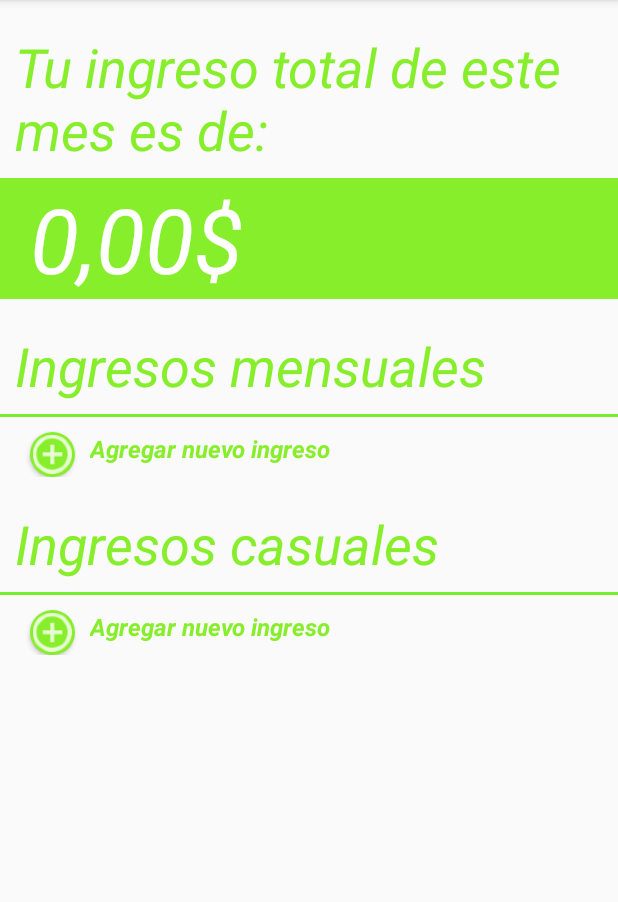
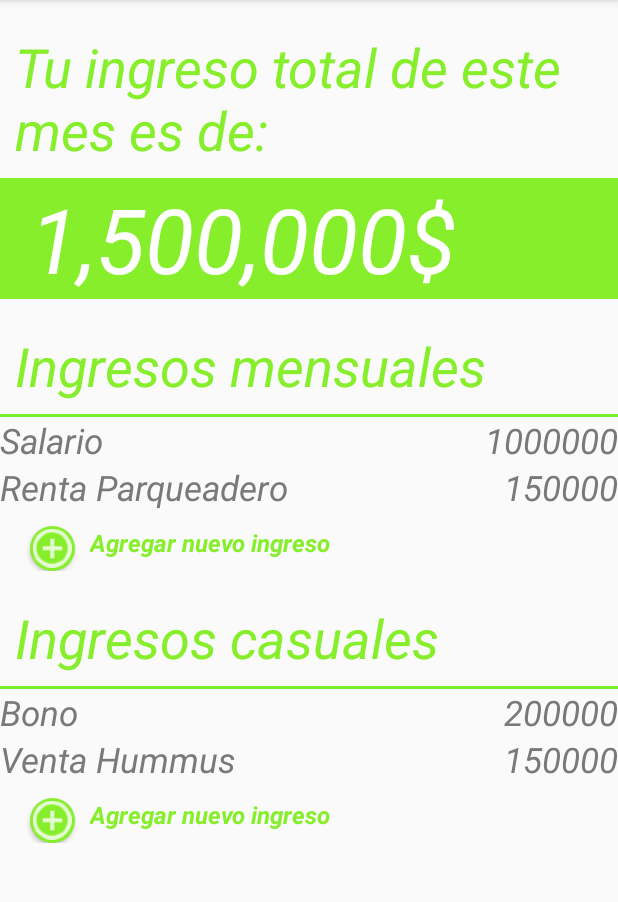
Before and after one commit to TylerCorrad/CoinByCoin2, an Android app built with Jetpack Compose: the fragment Ingresos shown on its own in the app's theme, on a phone screen of 412 x 824 dp, the part 84-986 px from its top. Run offline under Robolectric (Android 15) with nearby library versions, the phone set to English and light mode, and no system bars.

Commit message:
app con menu d hambueguesa y casi todos los layouts, falta dashboard y funcionalidad en general

```diff
--- a/app/src/main/java/com/example/coinbycoin/Ingresos.kt
+++ b/app/src/main/java/com/example/coinbycoin/Ingresos.kt
@@ -5,9 +5,26 @@ import androidx.fragment.app.Fragment
 import android.view.LayoutInflater
 import android.view.View
 import android.view.ViewGroup
+import android.widget.RelativeLayout
 import com.example.coinbycoin.databinding.FragmentIngresosBinding
+import android.view.Gravity
+import android.widget.Button
+import android.widget.LinearLayout
+import android.widget.TextView
+import android.widget.Toast
+import androidx.constraintlayout.widget.ConstraintLayout
+import java.text.NumberFormat
 
 class Ingresos : Fragment() {
+
+    interface Ingreso {
+        val descripcion: String
+        val valor: Int
+    }
+    data class IngresoMensual(override val descripcion: String, override val valor: Int) : Ingreso
+
+    data class IngresoCasual(override val descripcion: String, override val valor: Int) : Ingreso
+
 
     // Declaración de la variable de enlace
     private var _binding: FragmentIngresosBinding? = null
@@ -28,6 +45,100 @@ class Ingresos : Fragment() {
         return root
     }
 
+    override fun onViewCreated(view: View, savedInstanceState: Bundle?) {
+        super.onViewCreated(view, savedInstanceState)
+
+
+        val ingresosMensuales = listOf(
+            IngresoMensual("Salario", 1000000),
+            IngresoMensual("Renta Parqueadero", 150000),
+        )
+
+        val ingresosCasuales = listOf(
+            IngresoCasual("Bono", 200000),
+            IngresoCasual("Venta Hummus", 150000)
+        )
+
+        val totalIngresos =
+            ingresosMensuales.sumOf { it.valor } + ingresosCasuales.sumOf { it.valor }
+        val numberFormat = NumberFormat.getInstance()
+        numberFormat.maximumFractionDigits = 2
+        val totalIngresosFormateado = "${numberFormat.format(totalIngresos)}$"
+
+        val txtBlanco = view.findViewById<TextView>(R.id.txtBlanco)
+        val btnNuevoIngresoMes = view.findViewById<ConstraintLayout>(R.id.btnNuevoIngresoMes)
+        val btnNuevoIngresoCas = view.findViewById<ConstraintLayout>(R.id.btnNuevoIngresoCas)
+        val contenedor_ingresos_cas = view.findViewById<LinearLayout>(R.id.contenedor_ingresos_cas)
+        val contenedor_ingresos_mes = view.findViewById<LinearLayout>(R.id.contenedor_ingresos_mes)
+
+        txtBlanco.text = totalIngresosFormateado
+
+        btnNuevoIngresoCas.setOnClickListener {
+            nuevoIngresoCas()
+        }
+
+        btnNuevoIngresoMes.setOnClickListener {
+            nuevoIngresoMes()
+        }
+
+        cargarIngresos(ingresosMensuales, contenedor_ingresos_mes)
+        cargarIngresos(ingresosCasuales, contenedor_ingresos_cas)
+    }
+
+    private fun nuevoIngresoCas() {
+        Toast.makeText(requireContext(), "Se presionó el botón de nuevo ingreso casual.", Toast.LENGTH_SHORT).show()
+    }
+
+    private fun nuevoIngresoMes() {
+        Toast.makeText(requireContext(), "Se presionó el botón de nuevo ingreso mensual.", Toast.LENGTH_SHORT).show()
+    }
+
+    private fun cargarIngresos(ingresos: List<Ingreso>, contenedor: ViewGroup) {
+        for (ingreso in ingresos) {
+            val descripcionTextView = TextView(requireContext())
+            descripcionTextView.layoutParams = ViewGroup.LayoutParams(
+                ViewGroup.LayoutParams.WRAP_CONTENT,
+                ViewGroup.LayoutParams.WRAP_CONTENT
+            )
+            descripcionTextView.text = ingreso.descripcion
+
+            val valorTextView = TextView(requireContext())
+            valorTextView.layoutParams = ViewGroup.LayoutParams(
+                ViewGroup.LayoutParams.WRAP_CONTENT,
+                ViewGroup.LayoutParams.WRAP_CONTENT
+            )
+            valorTextView.text = ingreso.valor.toString()
+
+            val params = LinearLayout.LayoutParams(
+                ViewGroup.LayoutParams.MATCH_PARENT,
+                ViewGroup.LayoutParams.WRAP_CONTENT
+            )
+            params.gravity = Gravity.END
+            valorTextView.layoutParams = params
+
+            valorTextView.setTextAppearance(requireContext(), R.style.TxtNegroMedianoItalic)
+
+            val registroLayout = RelativeLayout(requireContext())
+            registroLayout.layoutParams = ViewGroup.LayoutParams(
+                ViewGroup.LayoutParams.MATCH_PARENT,
+                ViewGroup.LayoutParams.WRAP_CONTENT
+            )
+
+            registroLayout.addView(descripcionTextView)
+            descripcionTextView.setTextAppearance(requireContext(), R.style.TxtNegroMedianoItalic)
+
+            val valorParams = RelativeLayout.LayoutParams(
+                RelativeLayout.LayoutParams.WRAP_CONTENT,
+                RelativeLayout.LayoutParams.WRAP_CONTENT
+            )
+            valorParams.addRule(RelativeLayout.ALIGN_PARENT_END)
+            valorTextView.layoutParams = valorParams
+            registroLayout.addView(valorTextView)
+
+            contenedor.addView(registroLayout)
+        }
+    }
+
     override fun onDestroyView() {
         super.onDestroyView()
         // Limpiar la referencia al enlace de datos para evitar fugas de memoria
--- a/app/src/main/res/drawable/side_nav_bar.xml
+++ b/app/src/main/res/drawable/side_nav_bar.xml
@@ -1,9 +1,9 @@
 <shape xmlns:android="http://schemas.android.com/apk/res/android"
     android:shape="rectangle">
     <gradient
-        android:angle="135"
+        android:angle="90"
         android:centerColor="@color/amarillo_oscuro"
-        android:endColor="@color/verde_oscuro"
-        android:startColor="@color/amarillo_claro"
+        android:endColor="@color/amarillo_oscuro"
+        android:startColor="#DEA60C"
         android:type="linear" />
 </shape>
--- a/app/src/main/res/layout/app_bar_dashboard.xml
+++ b/app/src/main/res/layout/app_bar_dashboard.xml
@@ -1,5 +1,6 @@
 <?xml version="1.0" encoding="utf-8"?>
-<androidx.coordinatorlayout.widget.CoordinatorLayout xmlns:android="http://schemas.android.com/apk/res/android"
+<androidx.coordinatorlayout.widget.CoordinatorLayout
+    xmlns:android="http://schemas.android.com/apk/res/android"
     xmlns:app="http://schemas.android.com/apk/res-auto"
     xmlns:tools="http://schemas.android.com/tools"
     android:layout_width="match_parent"
--- a/app/src/main/res/layout/content_dashboard.xml
+++ b/app/src/main/res/layout/content_dashboard.xml
@@ -8,7 +8,7 @@
     tools:showIn="@layout/app_bar_dashboard">
 
     <androidx.fragment.app.FragmentContainerView
-        android:id="@+id/nav_host_fragment_content_dashboard"
+        android:id="@+id/nav_host_fragment"
         android:name="androidx.navigation.fragment.NavHostFragment"
         android:layout_width="match_parent"
         android:layout_height="match_parent"
--- a/app/src/main/res/values/strings.xml
+++ b/app/src/main/res/values/strings.xml
@@ -72,4 +72,5 @@
     <string name="desc_logo">imagen de una moneda en blanco con fondo amarillo</string>
     <string name="desc_usuario">Silueta simplificada de una persona</string>
     <string name="desc_mas">simbolo de mas</string>
+    <string name="title_activity_dashboard2">Dashboard2</string>
 </resources>
```
Also changed, not shown: app/src/main/AndroidManifest.xml (+8 -3 lines), app/src/main/java/com/example/coinbycoin/Dashboard.kt (added, +72 -0 lines), app/src/main/java/com/example/coinbycoin/Perfil.kt (+53 -0 lines), app/src/main/res/layout/activity_dashboard.xml (added, +27 -0 lines), app/src/main/res/layout/nav_header_dashboard.xml (+4 -4 lines), 2 other files.
